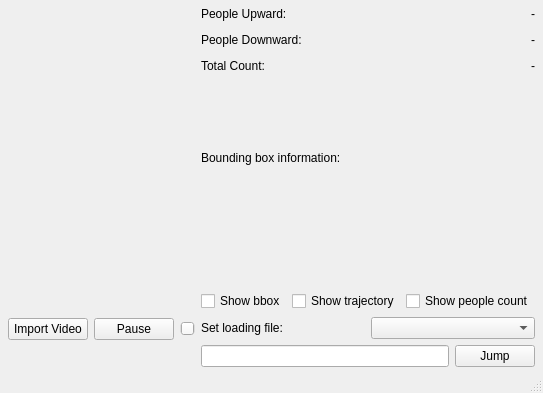
First picture: the form in mainwindow.ui, repository Daniel-ShinShen/pythonProject_FaceDetection, before the edit.
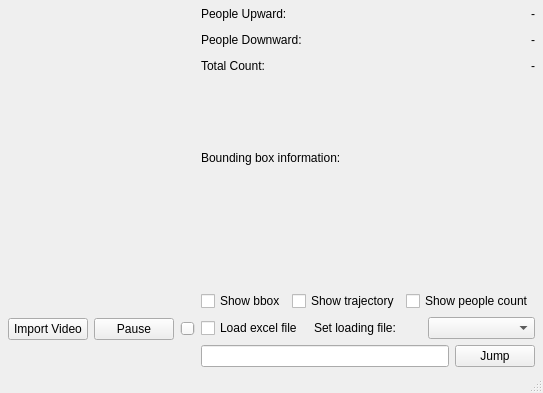
Second picture: the form after the edit.

Commit message: update image_data_slot function with process_frames_with_excel and process_frames_without_excel in main.py and modify the layout in mainwindow.ui

```diff
--- a/mainwindow.ui
+++ b/mainwindow.ui
@@ -6,7 +6,7 @@
    <rect>
     <x>0</x>
     <y>0</y>
-    <width>460</width>
+    <width>541</width>
     <height>393</height>
    </rect>
   </property>
@@ -255,8 +255,18 @@
       </item>
       <item>
        <layout class="QHBoxLayout" name="horizontalLayout_2">
+        <item>
+         <widget class="QCheckBox" name="load_excel_checkBox">
+          <property name="text">
+           <string>Load excel file</string>
+          </property>
+         </widget>
+        </item>
         <item>
          <widget class="QLabel" name="label_2">
+          <property name="autoFillBackground">
+           <bool>false</bool>
+          </property>
           <property name="text">
            <string>Set loading file:</string>
           </property>
```
Left out of the diff: 5 changed lines with no effect on the pictures. The commit also changes 1 other file.
